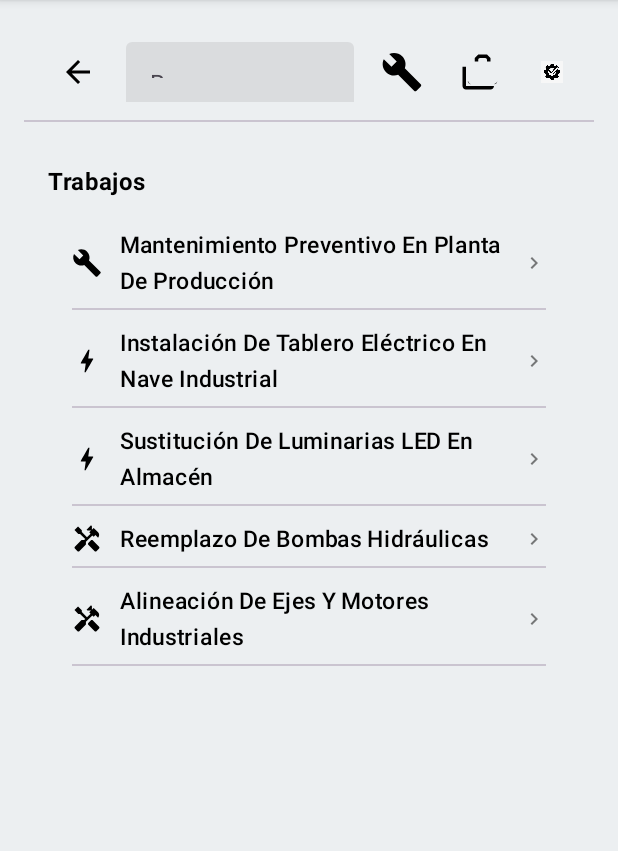
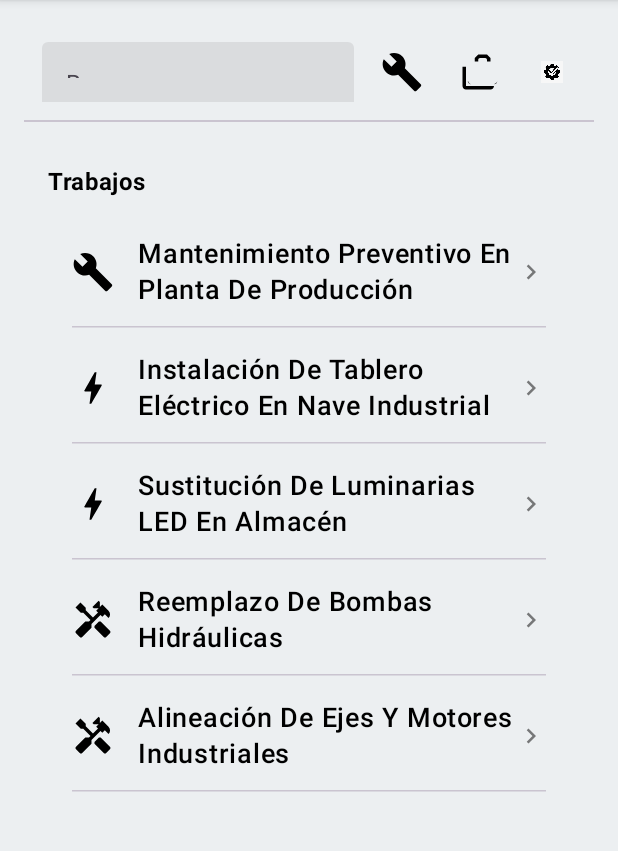
Before and after one commit to BODYSN4TCHER00/jarvis_automotive, an Android app built with Jetpack Compose: the screen it shows after launch (MainActivity), on a phone screen of 412 x 824 dp, the part 84-935 px from its top. Run offline under Robolectric (Android 15) with nearby library versions, the phone set to English and light mode, and no system bars.

Commit message:
feat/segundo-boceto

```diff
--- a/automotive/src/main/java/com/example/jarvis/components/ui/ListItem.kt
+++ b/automotive/src/main/java/com/example/jarvis/components/ui/ListItem.kt
@@ -4,7 +4,7 @@ import androidx.compose.foundation.clickable
 import androidx.compose.foundation.layout.*
 import androidx.compose.material.icons.Icons
 import androidx.compose.material.icons.filled.ChevronRight
-import androidx.compose.material3.Divider
+import androidx.compose.material3.HorizontalDivider
 import androidx.compose.material3.Icon
 import androidx.compose.material3.MaterialTheme
 import androidx.compose.material3.Text
@@ -13,35 +13,41 @@ import androidx.compose.ui.Alignment
 import androidx.compose.ui.Modifier
 import androidx.compose.ui.graphics.vector.ImageVector
 import androidx.compose.ui.text.font.FontWeight
+import androidx.compose.ui.unit.Dp
 import androidx.compose.ui.unit.dp
 import androidx.compose.ui.unit.sp
+import androidx.compose.ui.unit.TextUnit
 
 @Composable
 fun ListItem(
     icon: ImageVector,
     text: String,
     onClick: () -> Unit = {},
-    trailing: ImageVector? = Icons.Filled.ChevronRight
+    trailing: ImageVector? = Icons.Filled.ChevronRight,
+    fontSize: TextUnit = 18.sp,
+    iconSize: Dp = 28.dp,
+    contentPadding: PaddingValues = PaddingValues(vertical = 12.dp, horizontal = 16.dp)
 ) {
-    Column(modifier = Modifier
-        .fillMaxWidth()
-        .clickable { onClick() }) {
-
+    Column(
+        modifier = Modifier
+            .fillMaxWidth()
+            .clickable { onClick() }
+    ) {
         Row(
             modifier = Modifier
                 .fillMaxWidth()
-                .padding(vertical = 6.dp, horizontal = 16.dp),
+                .padding(contentPadding),
             verticalAlignment = Alignment.CenterVertically
         ) {
             Icon(
                 imageVector = icon,
                 contentDescription = null,
-                modifier = Modifier.size(20.dp)
+                modifier = Modifier.size(iconSize)
             )
-            Spacer(modifier = Modifier.width(12.dp))
+            Spacer(modifier = Modifier.width(16.dp))
             Text(
                 text = text,
-                fontSize = 15.sp,
+                fontSize = fontSize,
                 fontWeight = FontWeight.SemiBold,
                 modifier = Modifier.weight(1f)
             )
@@ -49,12 +55,11 @@ fun ListItem(
                 Icon(
                     imageVector = trailing,
                     contentDescription = "Go",
-                    modifier = Modifier.size(16.dp),
+                    modifier = Modifier.size(20.dp),
                     tint = MaterialTheme.colorScheme.onSurface.copy(alpha = 0.5f)
                 )
             }
         }
-
-        Divider(modifier = Modifier.padding(horizontal = 16.dp))
+        HorizontalDivider(modifier = Modifier.padding(horizontal = 16.dp))
     }
 }
--- a/automotive/src/main/java/com/example/jarvis/screens/JobsScreen.kt
+++ b/automotive/src/main/java/com/example/jarvis/screens/JobsScreen.kt
@@ -1,5 +1,6 @@
 package com.example.jarvis.screens
 
+import androidx.activity.compose.BackHandler
 import androidx.compose.foundation.layout.*
 import androidx.compose.foundation.lazy.LazyColumn
 import androidx.compose.foundation.lazy.items
@@ -18,6 +19,13 @@ import com.example.jarvis.components.ui.*
 
 @Composable
 fun JobsScreen(navController: NavController) {
+    val isRootScreen = navController.previousBackStackEntry == null
+
+    // Bloquea el botón físico de regreso solo si es pantalla raíz
+    BackHandler(enabled = isRootScreen) {
+        // No hacer nada si es la primera pantalla
+    }
+
     val searchQuery = remember { mutableStateOf("") }
 
     val jobs = listOf(
@@ -30,7 +38,7 @@ fun JobsScreen(navController: NavController) {
 
     ScreenContainer {
         TopBar(
-            showBack = true,
+            showBack = !isRootScreen, // ✅ Oculta flecha si es pantalla raíz
             onBack = { navController.popBackStack() },
             searchQuery = searchQuery.value,
             onSearchChange = { searchQuery.value = it },
@@ -40,6 +48,7 @@ fun JobsScreen(navController: NavController) {
         )
 
         Spacer(modifier = Modifier.height(16.dp))
+
         SectionTitle(text = "Trabajos")
 
         LazyColumn(
```
